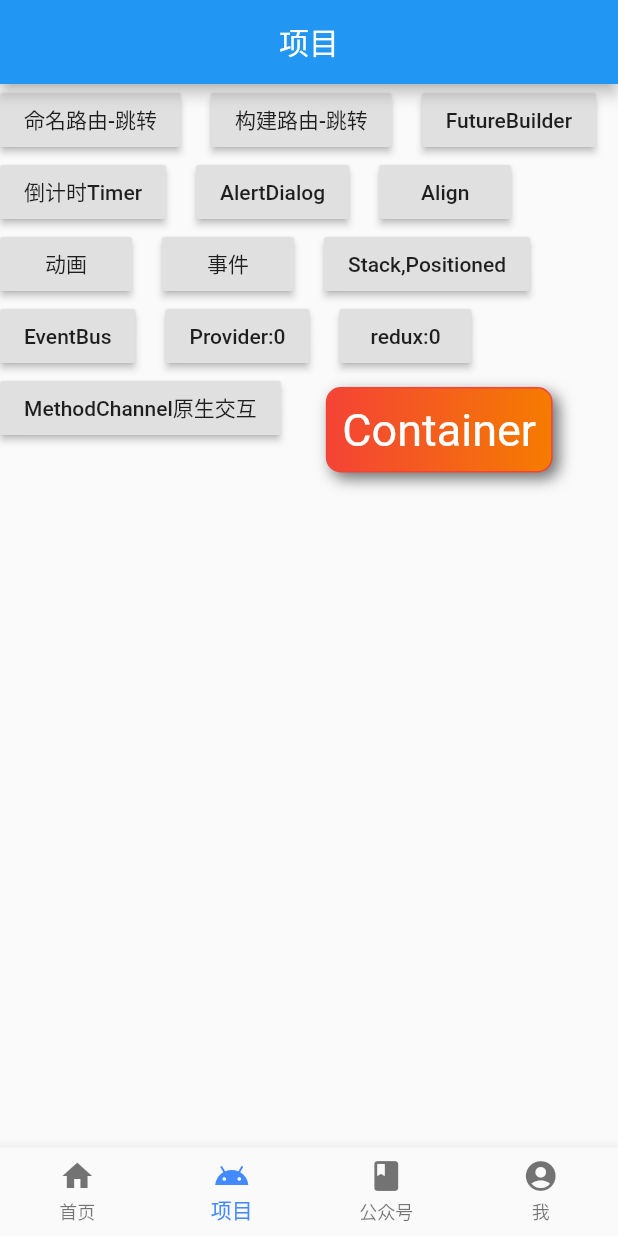
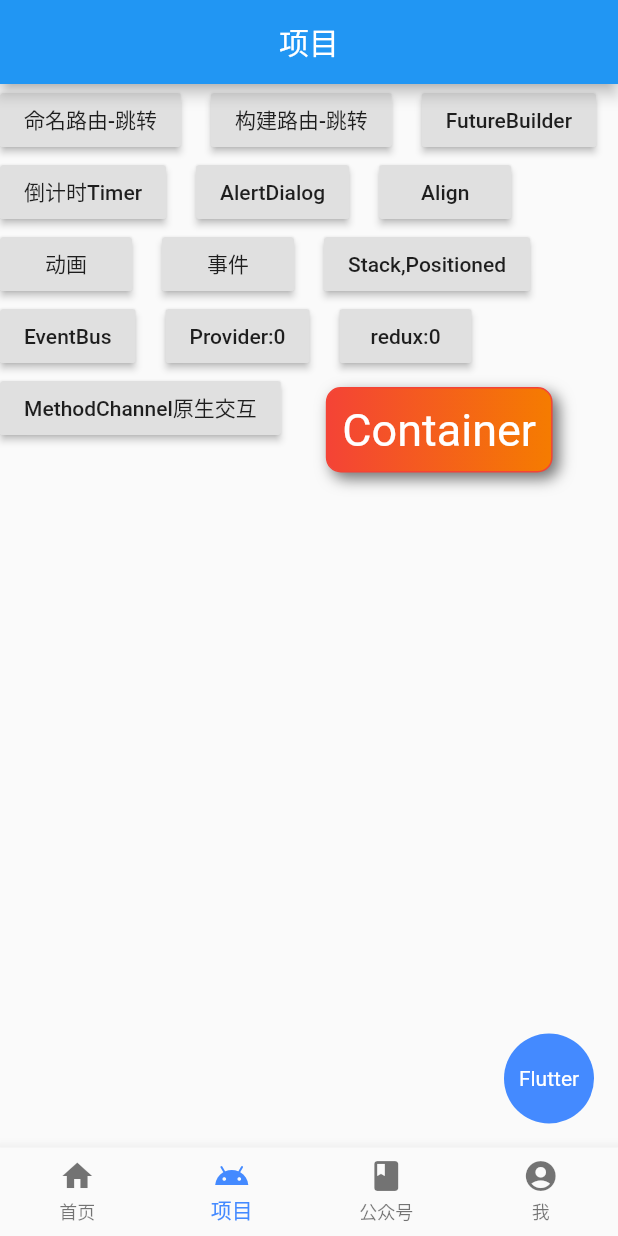
Before and after one commit to wangcheng319/WanAndroid-flutter, a Flutter app: the screen it shows after launch, swiped to page 2, on a phone screen of 412 x 824 dp. Run offline on Flutter 3.47's test engine with Material 2 defaults, Android fonts, the phone set to English and light mode, and no system bars; our stand-ins replace dio, event_bus, flutter_redux, flutter_swiper, redux, shared_preferences; generated files the repository leaves out were written again; network calls fail.

```diff
--- a/wanandroid/lib/main.dart
+++ b/wanandroid/lib/main.dart
@@ -1,22 +1,11 @@
 import 'package:event_bus/event_bus.dart';
 import 'package:flutter/material.dart';
+import 'package:flutter_redux/flutter_redux.dart';
 import 'package:provider/provider.dart';
 import 'package:redux/redux.dart';
-import 'package:wanandroid/models/order.dart';
-import 'package:wanandroid/models/user.dart';
-import 'package:wanandroid/pages/align_page.dart';
-import 'package:wanandroid/pages/animate_page.dart';
-import 'package:wanandroid/pages/dialog_page.dart';
-import 'package:wanandroid/pages/event_page.dart';
-import 'package:wanandroid/pages/future_builder_page.dart';
-import 'package:wanandroid/pages/list_details_page.dart';
-import 'package:wanandroid/pages/method_channel_page.dart';
-import 'package:wanandroid/pages/privoder_page.dart';
 import 'package:wanandroid/pages/projectpage.dart';
-import 'package:wanandroid/pages/redux_page.dart';
-import 'package:wanandroid/pages/stack_positioned_page.dart';
 import 'package:wanandroid/provider/CounterModel.dart';
-import 'package:flutter_redux/flutter_redux.dart';
+import 'package:wanandroid/routes/routes.dart';
 import 'package:wanandroid/store/app/AppState.dart';
 import 'package:wanandroid/store/index.dart';
 
@@ -51,20 +40,8 @@ class MyApp extends StatelessWidget {
               theme: ThemeData(
                 primarySwatch: Colors.blue,
               ),
-              home: MyHomePage(title: 'Flutter Demo Home Page'),
-              routes: <String, WidgetBuilder>{
-                //1
-                '/list_details': (BuildContext context) => ListDetailsPage(),
-                '/future_builder_page': (BuildContext context) => FutureBuilderPage(),
-                '/align_page': (BuildContext context) => AlignDemoPage(),
-                '/animate_page': (BuildContext context) => AnimateDemoPage(),
-                '/stack_positioned_page': (BuildContext context) => StackPositionedPage(),
-                '/dialog_page': (BuildContext context) => DialogDemoPage(),
-                '/event_page': (BuildContext context) => EventDemoPage(),
-                '/provider_page': (BuildContext context) => PrivoderPage(),
-                '/redux_page': (BuildContext context) => ReduxDemo(),
-                '/method_channel_page': (BuildContext context) => MethodChannelDemo(),
-              },
+              home: MyHomePage(title: 'Flutter'),
+              routes: Routes.routes,
               debugShowCheckedModeBanner: false,
             ),
           ),
@@ -79,12 +56,14 @@ class MyHomePage extends StatefulWidget {
   //用于标记从其他页面返回后需要跳转到第几个tab页
   static const int Main = 333;
   @override
-  _MyHomePageState createState() => _MyHomePageState();
+  _MyHomePageState createState() => _MyHomePageState(title);
 }
 
 class _MyHomePageState extends State<MyHomePage> {
+  _MyHomePageState(this._name);
   /*底部导航栏*/
   int _currentIndex = 0;
+  String _name = "";
 
   final List<BottomNavigationBarItem> _items = <BottomNavigationBarItem>[
     BottomNavigationBarItem(icon: Icon(Icons.home), title: Text("首页")),
@@ -127,6 +106,20 @@ class _MyHomePageState extends State<MyHomePage> {
         type: BottomNavigationBarType.fixed,
         fixedColor: Colors.blueAccent,
       ),
+      floatingActionButton: Container(
+          width: 60,
+          height: 60,
+          decoration: BoxDecoration(
+            color: Colors.blueAccent,
+            borderRadius: BorderRadius.circular(200),
+          ),
+          child: Center(
+            child: Text(
+              _name,
+              textAlign: TextAlign.center,
+              style: TextStyle(color: Colors.white),
+            ),
+          )),
     );
   }
 
--- a/wanandroid/lib/provider/UserProvider.dart
+++ b/wanandroid/lib/provider/UserProvider.dart
@@ -9,5 +9,6 @@ class UserProvider with ChangeNotifier {
   void setUser(String name, int age) {
     _user.name = name;
     _user.age = age;
+    notifyListeners();
   }
 }
--- /dev/null
+++ b/wanandroid/lib/routes/routes.dart
@@ -0,0 +1,26 @@
+import 'package:flutter/widgets.dart';
+import 'package:wanandroid/pages/align_page.dart';
+import 'package:wanandroid/pages/animate_page.dart';
+import 'package:wanandroid/pages/dialog_page.dart';
+import 'package:wanandroid/pages/event_page.dart';
+import 'package:wanandroid/pages/future_builder_page.dart';
+import 'package:wanandroid/pages/list_details_page.dart';
+import 'package:wanandroid/pages/method_channel_page.dart';
+import 'package:wanandroid/pages/privoder_page.dart';
+import 'package:wanandroid/pages/redux_page.dart';
+import 'package:wanandroid/pages/stack_positioned_page.dart';
+
+class Routes {
+  static Map<String, WidgetBuilder> routes = {
+    '/list_details': (BuildContext context) => ListDetailsPage(),
+    '/future_builder_page': (BuildContext context) => FutureBuilderPage(),
+    '/align_page': (BuildContext context) => AlignDemoPage(),
+    '/animate_page': (BuildContext context) => AnimateDemoPage(),
+    '/stack_positioned_page': (BuildContext context) => StackPositionedPage(),
+    '/dialog_page': (BuildContext context) => DialogDemoPage(),
+    '/event_page': (BuildContext context) => EventDemoPage(),
+    '/provider_page': (BuildContext context) => PrivoderPage(),
+    '/redux_page': (BuildContext context) => ReduxDemo(),
+    '/method_channel_page': (BuildContext context) => MethodChannelDemo(),
+  };
+}
--- a/wanandroid/pubspec.yaml
+++ b/wanandroid/pubspec.yaml
@@ -7,7 +7,7 @@ description: A new Flutter project.
 # Both the version and the builder number may be overridden in flutter
 # build by specifying --build-name and --build-number, respectively.
 # Read more about versioning at semver.org.
-version: 1.0.0+1
+version: 1.12.13+1
 
 environment:
   sdk: ">=2.1.0 <3.0.0"
@@ -25,7 +25,7 @@ dependencies:
   json_annotation: ^2.0.0
   transparent_image: "^0.1.0"
   http: '>=0.11.3+12'
-  flutter_webview_plugin: ^0.3.0+2
+#  flutter_webview_plugin: ^0.3.0+2
   path_provider: ^0.4.0
   shared_preferences: ^0.4.2
   event_bus: ^1.1.0
```
Also changed, not shown: wanandroid/lib/pages/align_page.dart (+18 -1 lines), wanandroid/lib/pages/homepage.dart (+3 -4 lines), 6 other files.
